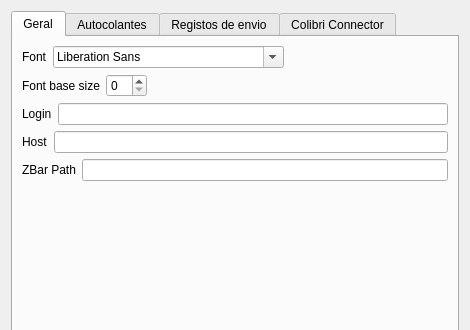
Old version of the form prestashopApp/dialogsettings.ui in the repository PTDreamer/prestaColiConnector; both pictures show x 0 to 470 and y 0 to 330 of the 470 by 483 pixel window.
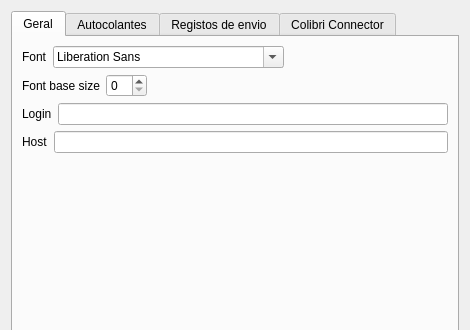
New version of the form. The open tabs and pages were chosen to show the change.

Patch:
```diff
--- a/prestashopApp/dialogsettings.ui
+++ b/prestashopApp/dialogsettings.ui
@@ -106,20 +106,6 @@
          </item>
         </layout>
        </item>
-       <item>
-        <layout class="QHBoxLayout" name="horizontalLayout_3">
-         <item>
-          <widget class="QLabel" name="label_21">
-           <property name="text">
-            <string>ZBar Path</string>
-           </property>
-          </widget>
-         </item>
-         <item>
-          <widget class="QLineEdit" name="zbar"/>
-         </item>
-        </layout>
-       </item>
        <item>
         <spacer name="verticalSpacer_3">
          <property name="orientation">
```
Left out of the diff: 2 changed lines with no effect on the pictures.
